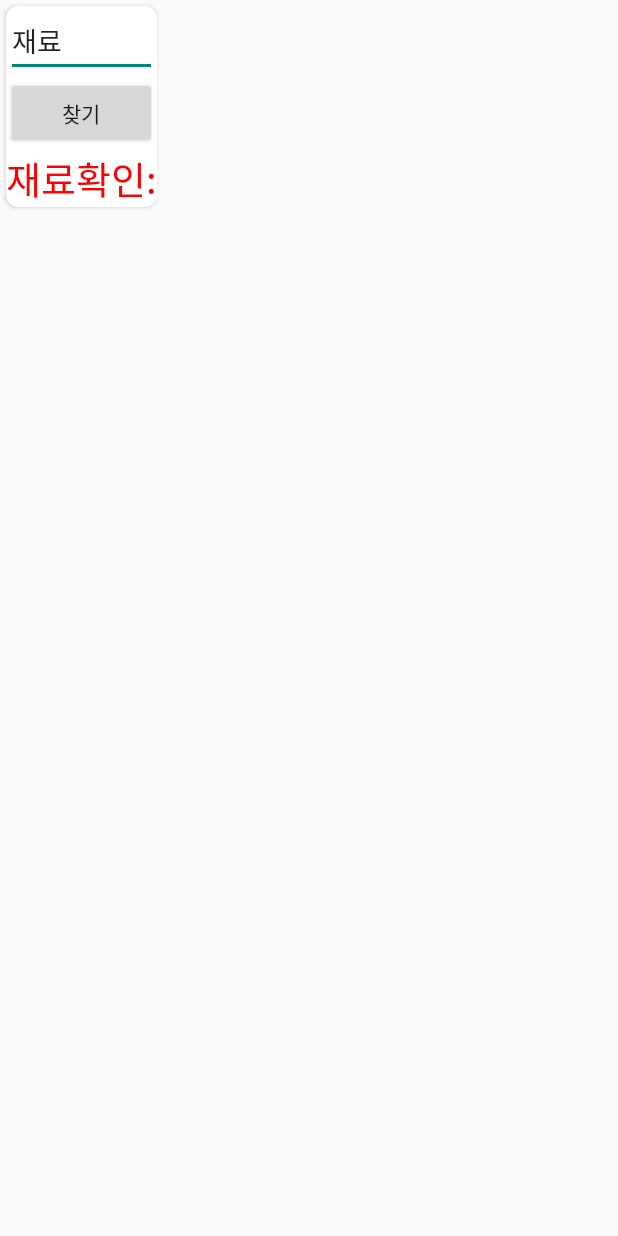
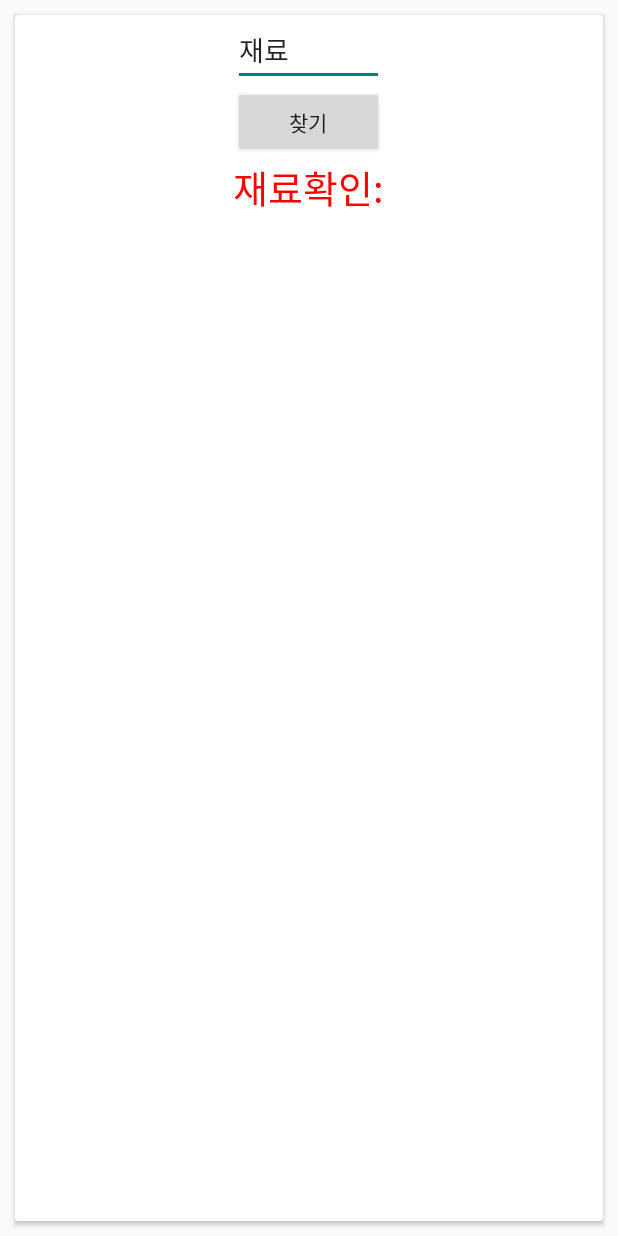
Before and after one commit to KakaoNing/SuwonFood, an Android app: the layout item_dialog_refrigerator_add_material.xml on its own in the app's theme, with its tools: preview values and no code run, on a phone screen of 412 x 824 dp. Run offline under Robolectric (Android 15) with nearby library versions, the phone set to English and light mode, and no system bars.

Commit message:
재료 채워넣기 ㅣ하는데 new 프로젝트로는 되는데 여기넣으면 안돼 이상해 퉤 유튜브해서 넣었는데 어디 레이아웃에 쓸지 몰라서 푸시해놓을게

```diff
--- a/app/src/main/AndroidManifest.xml
+++ b/app/src/main/AndroidManifest.xml
@@ -1,5 +1,6 @@
 <?xml version="1.0" encoding="utf-8"?>
 <manifest xmlns:android="http://schemas.android.com/apk/res/android"
+
     xmlns:tools="http://schemas.android.com/tools"
     package="com.example.myapplication" >
 
@@ -14,6 +15,7 @@
         android:roundIcon="@mipmap/ic_launcher_round"
         android:supportsRtl="true"
         android:theme="@style/Theme.AppCompat.Light.NoActionBar"
+        android:usesCleartextTraffic="true"
         tools:targetApi="31" >
         <activity
             android:name=".ThemeActivity"
--- a/app/src/main/java/com/example/myapplication/RecipeCal.kt
+++ b/app/src/main/java/com/example/myapplication/RecipeCal.kt
@@ -48,7 +48,7 @@ class RecipeCal : AppCompatActivity() {
                 this@RecipeCal,
                 "값이 추가되었습니다.",
                 Toast.LENGTH_LONG
-            )
+            ).show()
             }
          }
             //t1.setText(String.valueOf(result));
--- a/app/src/main/java/com/example/myapplication/RefrigeratorCategory.kt
+++ /dev/null
@@ -1,4 +0,0 @@
-package com.example.myapplication
-
-class RefrigeratorCategory {
-}
--- a/app/src/main/res/layout/item_dialog_refrigerator_add_material.xml
+++ b/app/src/main/res/layout/item_dialog_refrigerator_add_material.xml
@@ -1,32 +1,32 @@
 <?xml version="1.0" encoding="utf-8"?>
-<androidx.cardview.widget.CardView
-    xmlns:android="http://schemas.android.com/apk/res/android"
+<androidx.cardview.widget.CardView xmlns:android="http://schemas.android.com/apk/res/android"
     xmlns:app="http://schemas.android.com/apk/res-auto"
-    android:layout_width="wrap_content"
-    android:layout_height="wrap_content"
-    android:layout_margin="4dp"
-    app:cardCornerRadius="8dp">
-        <LinearLayout
     android:layout_width="match_parent"
     android:layout_height="match_parent"
-            android:orientation="vertical"
-            android:layout_gravity="center">
+    android:layout_margin="10dp">
+
+    <LinearLayout
+        android:layout_width="wrap_content"
+        android:layout_height="match_parent"
+        android:layout_gravity="center"
+        android:orientation="vertical">
+
         <EditText
             android:id="@+id/Edit1"
             android:layout_width="match_parent"
             android:layout_height="wrap_content"
-                    android:text="재료"/>
+            android:text="재료" />
 
         <Button
             android:id="@+id/BtnAdd"
             android:layout_width="match_parent"
             android:layout_height="wrap_content"
-                    android:text="찾기"/>
+            android:text="찾기" />
 
         <TextView
             android:id="@+id/TextResult"
             android:layout_width="match_parent"
-                    android:layout_height="wrap_content"
+            android:layout_height="match_parent"
             android:text="재료확인:"
             android:textColor="#FF0000"
             android:textSize="25dp" />
```
Also changed, not shown: app/src/main/java/com/example/myapplication/YouTubeActivity.kt (+54 -14 lines), app/src/main/res/layout/activity_youtube.xml (+14 -23 lines). Lines whose indentation alone changed are shown as unchanged.
